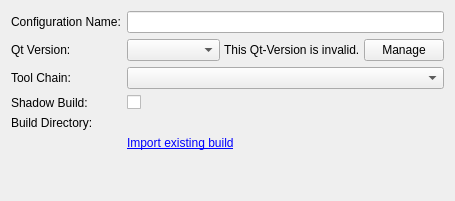
First picture: the form in src/plugins/qt4projectmanager/qt4projectconfigwidget.ui, repository qt-creator/qt-creator, before the edit.
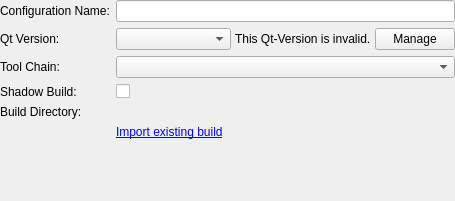
Second picture: the form after the edit. Custom widgets are drawn as their Qt base class.

Commit message:
Reduce margin around Qt4ProjectConfigWidget
 * This makes sure this widget gets the same margins as all the
   others.

Patch:
```diff
--- a/src/plugins/qt4projectmanager/qt4projectconfigwidget.ui
+++ b/src/plugins/qt4projectmanager/qt4projectconfigwidget.ui
@@ -11,6 +11,9 @@
    </rect>
   </property>
   <layout class="QFormLayout" name="formLayout">
+   <property name="margin">
+    <number>0</number>
+   </property>
    <item row="1" column="1">
     <widget class="QLineEdit" name="nameLineEdit">
      <property name="sizePolicy">
```
